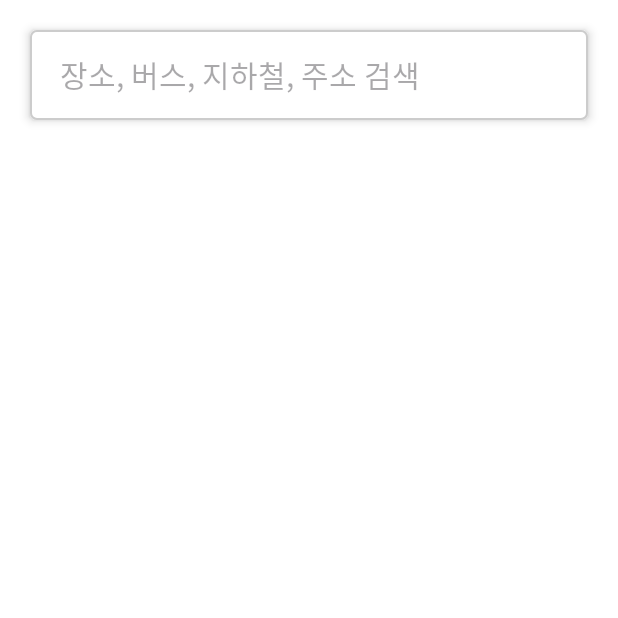
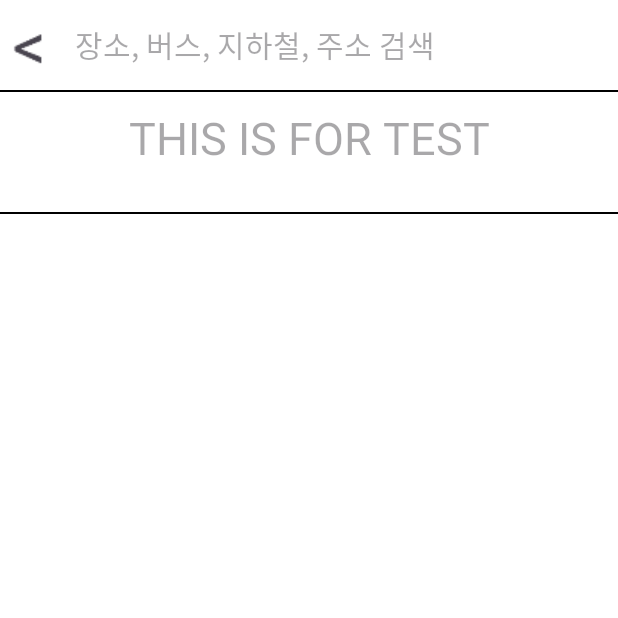
Before and after one commit to songhm7/RoadBuddyAndroid, an Android app: the screen it shows after launch (SearchActivity), after a tap on an icon or button, on a phone screen of 412 x 824 dp, the top half of it. Run offline under Robolectric (Android 15) with nearby library versions, the phone set to English and light mode, and no system bars; 5 statements that could not run were skipped.

Commit message:
검색화면 중간저장

```diff
--- a/app/src/main/java/com/hansung/roadbuddyandroid/MainActivity.kt
+++ b/app/src/main/java/com/hansung/roadbuddyandroid/MainActivity.kt
@@ -1,18 +1,12 @@
 package com.hansung.roadbuddyandroid
 
 import android.Manifest
-import android.content.Context
 import android.content.Intent
 import android.content.pm.PackageManager
-import android.graphics.Color
-import android.os.Build
 import android.os.Bundle
 import android.os.Looper
 import android.util.Log
 import android.view.View
-import android.view.WindowManager
-import android.widget.Button
-import android.widget.EditText
 import android.widget.RelativeLayout
 import android.widget.SeekBar
 import android.widget.TextView
@@ -36,10 +30,11 @@ class MainActivity : AppCompatActivity(), OnMapReadyCallback {
     private lateinit var mMap: GoogleMap
     private lateinit var scaleSeekBar: SeekBar
     private lateinit var fusedLocationClient: FusedLocationProviderClient
+    private lateinit var mapFragment : SupportMapFragment
     private val hansung = LatLng(37.582701, 127.010274)
     private lateinit var curLocation: LatLng
-    private lateinit var locationRequest: LocationRequest
-    private lateinit var locationCallback: LocationCallback
+//    private lateinit var locationRequest: LocationRequest
+//    private lateinit var locationCallback: LocationCallback
     private val initialZoomLevel = 17f // 초기 축척 설정
 
     override fun onCreate(savedInstanceState: Bundle?) {
@@ -53,10 +48,10 @@ class MainActivity : AppCompatActivity(), OnMapReadyCallback {
         checkLocationPermission()
 
         //자동 현위치 업데이트
-        setupLocationUpdates()
+        //setupLocationUpdates()
 
         // 지도 fragment 초기화
-        val mapFragment = supportFragmentManager.findFragmentById(R.id.map) as SupportMapFragment
+        mapFragment = supportFragmentManager.findFragmentById(R.id.map) as SupportMapFragment
         mapFragment.getMapAsync(this)
 
         mapFragment.getMapAsync { googleMap ->
@@ -65,7 +60,10 @@ class MainActivity : AppCompatActivity(), OnMapReadyCallback {
         }
 
         // 내 위치 버튼의 참조를 얻기
-        val locationButton = (mapFragment.view?.findViewById<View>(Integer.parseInt("1"))?.parent as View).findViewById<View>(Integer.parseInt("2"))
+        val locationButton =
+            (mapFragment.view?.findViewById<View>(Integer.parseInt("1"))?.parent as View).findViewById<View>(
+                Integer.parseInt("2")
+            )
 
         // 버튼의 위치 속성 조정
         val layoutParams = locationButton.layoutParams as RelativeLayout.LayoutParams
@@ -100,8 +98,7 @@ class MainActivity : AppCompatActivity(), OnMapReadyCallback {
             startActivity(intent)
         }
 
-        }
-
+    }
 
 
     override fun onMapReady(googleMap: GoogleMap) {
@@ -173,46 +170,51 @@ class MainActivity : AppCompatActivity(), OnMapReadyCallback {
             // 다른 'case' 라인을 추가하여 다른 권한의 결과를 처리할 수 있음.
         }
     }
+
     companion object {
         const val MY_PERMISSIONS_REQUEST_LOCATION = 99
     }
 
-    private fun setupLocationUpdates() {
-        locationRequest = LocationRequest.create()!!.apply {
-            interval = 10000  // 10초 간격으로 업데이트 (필요에 따라 조정)
-            fastestInterval = 5000  // 가장 빠른 간격 (필요에 따라 조정)
-            priority = LocationRequest.PRIORITY_HIGH_ACCURACY
-        }
-
-        locationCallback = object : LocationCallback() {
-            override fun onLocationResult(locationResult: LocationResult) {
-                locationResult ?: return
-                for (location in locationResult.locations){
-                    // 여기서 위치 정보를 사용
-                    curLocation = LatLng(location.latitude, location.longitude)
-
-                }
-            }
-        }
-        // 위치 업데이트 요청 시작
-        startLocationUpdates()
-    }
-
-    private fun startLocationUpdates() {
-        if (ContextCompat.checkSelfPermission(this, Manifest.permission.ACCESS_FINE_LOCATION)
-            == PackageManager.PERMISSION_GRANTED) {
-            fusedLocationClient.requestLocationUpdates(locationRequest,
-                locationCallback,
-                Looper.getMainLooper())
-        }
-    }
-
-    // 위치 업데이트 중지하는 메소드
-    private fun stopLocationUpdates() {
-        fusedLocationClient.removeLocationUpdates(locationCallback)
-    }
-    override fun onStop() {
-        super.onStop()
-        stopLocationUpdates()
-    }
+//    private fun setupLocationUpdates() {
+//        locationRequest = LocationRequest.create()!!.apply {
+//            interval = 10000  // 10초 간격으로 업데이트 (필요에 따라 조정)
+//            fastestInterval = 5000  // 가장 빠른 간격 (필요에 따라 조정)
+//            priority = LocationRequest.PRIORITY_HIGH_ACCURACY
+//        }
+//
+//        locationCallback = object : LocationCallback() {
+//            override fun onLocationResult(locationResult: LocationResult) {
+//                locationResult ?: return
+//                for (location in locationResult.locations) {
+//                    // 여기서 위치 정보를 사용
+//                    curLocation = LatLng(location.latitude, location.longitude)
+//
+//                }
+//            }
+//        }
+//        // 위치 업데이트 요청 시작
+//        startLocationUpdates()
+//    }
+//
+//    private fun startLocationUpdates() {
+//        if (ContextCompat.checkSelfPermission(this, Manifest.permission.ACCESS_FINE_LOCATION)
+//            == PackageManager.PERMISSION_GRANTED
+//        ) {
+//            fusedLocationClient.requestLocationUpdates(
+//                locationRequest,
+//                locationCallback,
+//                Looper.getMainLooper()
+//            )
+//        }
+//    }
+//
+//    // 위치 업데이트 중지하는 메소드
+//    private fun stopLocationUpdates() {
+//        fusedLocationClient.removeLocationUpdates(locationCallback)
+//    }
+//
+//    override fun onStop() {
+//        super.onStop()
+//        stopLocationUpdates()
+//    }
 }
--- a/app/src/main/java/com/hansung/roadbuddyandroid/SearchActivity.kt
+++ b/app/src/main/java/com/hansung/roadbuddyandroid/SearchActivity.kt
@@ -1,12 +1,32 @@
 package com.hansung.roadbuddyandroid
 
 import android.os.Bundle
+import android.view.inputmethod.EditorInfo
+import android.widget.EditText
+import android.widget.ImageButton
+import android.widget.TextView
 import androidx.appcompat.app.AppCompatActivity
 
 class SearchActivity : AppCompatActivity(){
+    private lateinit var searchingBar : EditText
     override fun onCreate(savedInstanceState: Bundle?) {
         super.onCreate(savedInstanceState)
         setContentView(R.layout.activity_search)
 
+        findViewById<ImageButton>(R.id.backButton).setOnClickListener {
+            onBackPressed()
+        }
+
+        searchingBar = findViewById(R.id.searchingBar)
+        val tvForTest = findViewById<TextView>(R.id.tv_forTest)
+        searchingBar.setOnEditorActionListener { v, actionId, event ->
+            if (actionId == EditorInfo.IME_ACTION_SEARCH) {
+                // submit 동작을 처리하는 코드
+                tvForTest.text = searchingBar.text.toString()
+                true // 이벤트 처리 완료
+            } else {
+                false // 이벤트 미처리
+            }
+        }
     }
 }
--- /dev/null
+++ b/app/src/main/res/drawable/searchingbar_2_background.xml
@@ -0,0 +1,10 @@
+<?xml version="1.0" encoding="utf-8"?>
+<shape xmlns:android="http://schemas.android.com/apk/res/android">
+    <solid android:color="#00FFFFFF"/> <!-- 배경 색상을 투명하게 설정 -->
+
+    <stroke android:width="1dp" android:color="#FFFFFF"/> <!-- 테두리 색상을 흰색으로 설정 -->
+
+    <padding android:left="10dp" android:top="10dp" android:right="10dp" android:bottom="10dp" />
+
+    <corners android:radius="4dp"/> <!-- 필요에 따라 모서리를 둥글게 설정 -->
+</shape>
--- a/app/src/main/res/layout/activity_search.xml
+++ b/app/src/main/res/layout/activity_search.xml
@@ -1,18 +1,53 @@
 <?xml version="1.0" encoding="utf-8"?>
-<RelativeLayout xmlns:android="http://schemas.android.com/apk/res/android"
+<androidx.constraintlayout.widget.ConstraintLayout
+    xmlns:android="http://schemas.android.com/apk/res/android"
     android:layout_width="match_parent"
     android:layout_height="match_parent"
+    xmlns:app="http://schemas.android.com/apk/res-auto"
     android:background="#FFFFFF">
+
     <EditText
-        android:background="@drawable/searchingbar_background"
-        android:textSize="20dp"
-        android:elevation="4dp"
-        android:layout_marginTop="20dp"
-        android:layout_marginStart="20dp"
-        android:layout_marginEnd="20dp"
-        android:paddingStart="20dp"
-        android:hint="장소, 버스, 지하철, 주소 검색"
+        android:imeOptions="actionSearch"
+        android:inputType="text"
+        app:layout_constraintTop_toTopOf="parent"
+        app:layout_constraintEnd_toEndOf="parent"
+        android:id="@+id/searchingBar"
         android:layout_width="match_parent"
         android:layout_height="60dp"
-        android:id="@+id/searchingBar"/>
-</RelativeLayout>
+        android:layout_marginStart="40dp"
+        android:background="@drawable/searchingbar_2_background"
+        android:hint="장소, 버스, 지하철, 주소 검색"
+        android:textSize="20dp" />
+
+    <ImageButton
+        app:layout_constraintStart_toStartOf="parent"
+        app:layout_constraintTop_toTopOf="parent"
+        android:src="@drawable/back"
+        android:id="@+id/backButton"
+        android:layout_width="40dp"
+        android:layout_height="60dp"
+        android:layout_alignParentStart="true"/>
+    <View
+        android:id="@+id/line789456"
+        android:layout_width="match_parent"
+        android:layout_height="1dp"
+        android:background="#000000"
+        app:layout_constraintTop_toBottomOf="@id/searchingBar"/>
+    <TextView
+        android:layout_width="match_parent"
+        android:layout_height="80dp"
+        app:layout_constraintTop_toBottomOf="@id/line789456"
+        android:hint="THIS IS FOR TEST"
+        android:textSize="30sp"
+        android:padding="10sp"
+        android:textAlignment="center"
+        android:textColor="@color/hansung_blue"
+        android:id="@+id/tv_forTest"/>
+    <View
+        android:id="@+id/line123456"
+        android:layout_width="match_parent"
+        android:layout_height="1dp"
+        android:background="#000000"
+        app:layout_constraintTop_toBottomOf="@id/tv_forTest"/>
+
+</androidx.constraintlayout.widget.ConstraintLayout>
```
Also changed, not shown: app/src/main/res/drawable/back.png (added).
